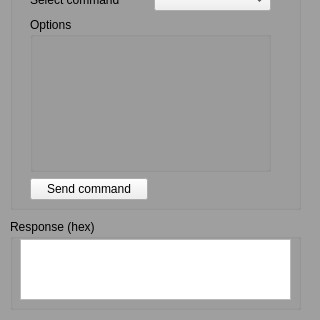
This is pyQt/stm_gui.ui in AdamStork/dipterv as Qt 5 draws it before an edit; both pictures show x 0 to 320 and y 180 to 500 of the 320 by 500 pixel window. The edited form follows.
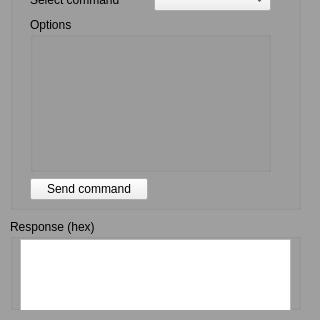
This is the edited form.

Commit message: PWM options added

```diff
--- a/pyQt/stm_gui.ui
+++ b/pyQt/stm_gui.ui
@@ -271,7 +271,7 @@
        <x>10</x>
        <y>20</y>
        <width>271</width>
-       <height>61</height>
+       <height>73</height>
       </rect>
      </property>
      <layout class="QVBoxLayout" name="response_layout">
```
Left out of the diff: 21 changed lines with no effect on the pictures. The commit also changes 1 other file.
